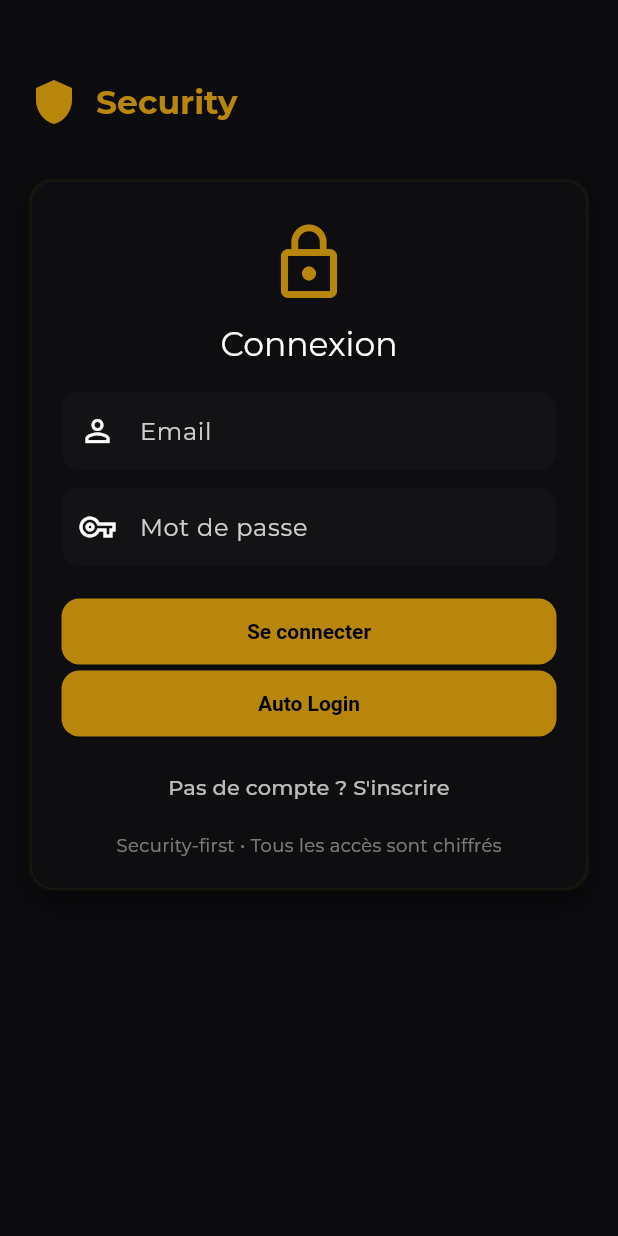
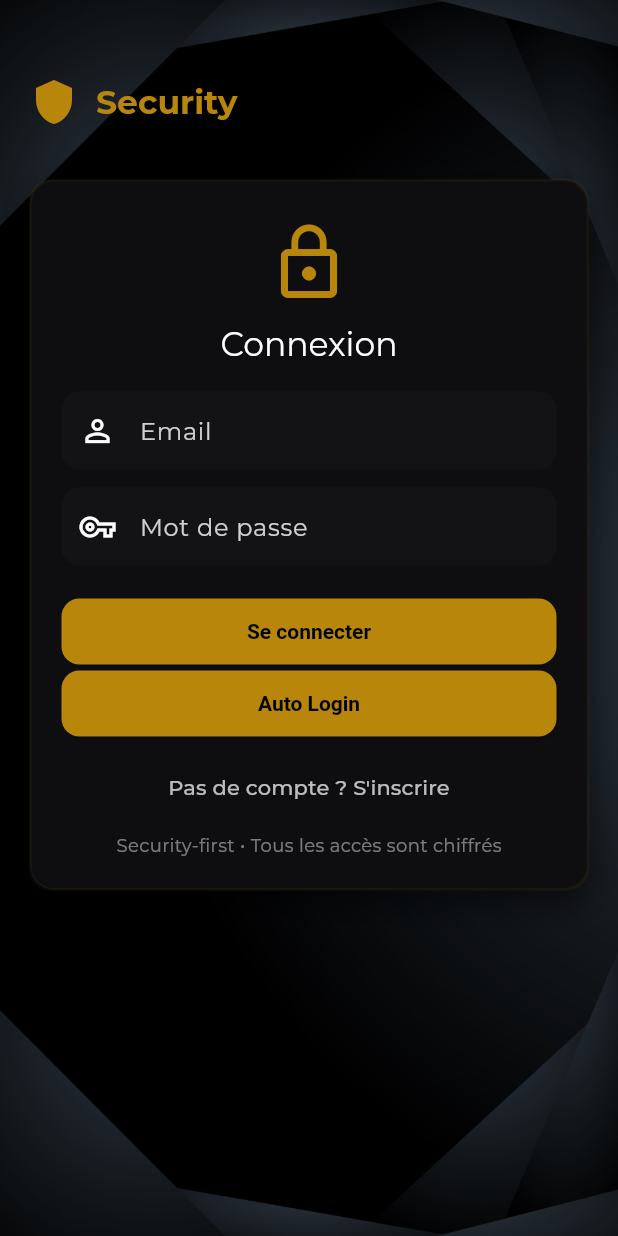
Before and after one commit to E-Rossignol/temporary_vault, a Flutter app: the screen it shows after launch, on a phone screen of 412 x 824 dp. Run offline on Flutter 3.47's test engine with Material 3 defaults, Android fonts, the phone set to English and light mode, and no system bars; our stand-ins replace cloud_firestore, firebase_auth, firebase_core, google_fonts, shared_preferences; accounts and stored records are empty.

Commit message:
[FEAT]: fix states handling and add background

```diff
--- a/lib/constants/theme.dart
+++ b/lib/constants/theme.dart
@@ -8,7 +8,10 @@ class AppTheme {
   static ThemeData themeData() {
     final base = ThemeData.dark();
     return base.copyWith(
-      scaffoldBackgroundColor: darkBackground,
+      // rendre le scaffold transparent afin que l'image de fond soit visible
+      scaffoldBackgroundColor: Colors.transparent,
+      // s'assurer que les surfaces par défaut n'obstruent pas l'arrière-plan
+      canvasColor: Colors.transparent,
       textTheme: GoogleFonts.montserratTextTheme(base.textTheme).apply(
         bodyColor: Colors.white,
         displayColor: Colors.white,
@@ -18,8 +21,9 @@ class AppTheme {
         secondary: darkGold.withOpacity(0.9),
         background: darkBackground,
       ),
-      appBarTheme: const AppBarTheme(
-        backgroundColor: Color(0xFF0B0B0D),
+      appBarTheme: AppBarTheme(
+        // appbar semi-transparent pour conserver lisibilité sans masquer totalement le fond
+        backgroundColor: Colors.black.withOpacity(0.35),
         elevation: 2,
         centerTitle: true,
       ),
--- a/lib/main.dart
+++ b/lib/main.dart
@@ -30,6 +30,29 @@ class MyApp extends StatelessWidget {
       title: 'Security — Temporary Vault',
       debugShowCheckedModeBanner: false,
       theme: AppTheme.themeData(), // thème centralisé
+      // builder global : on place l'image d'arrière-plan derrière le "child" de l'app
+      builder: (context, child) {
+        return Stack(
+          children: [
+            // image de fond couvrant tout l'écran
+            Positioned.fill(
+              child: Image.asset(
+                // --> utiliser le chemin tel que déclaré dans pubspec.yaml (ex: images/background.jpg)
+                'lib/constants/images/background.jpg',
+                fit: BoxFit.cover,
+              ),
+            ),
+            // contenu de l'application : s'assurer que le child n'ajoute pas une couleur de fond opaque
+            if (child != null)
+              Positioned.fill(
+                child: Container(
+                  color: Colors.transparent,
+                  child: child,
+                ),
+              ),
+          ],
+        );
+      },
       initialRoute: isLogged ? '/home' : '/signin',
       routes: {
         '/signin': (context) => const SignInPage(),
--- a/lib/pages/sign_up.dart
+++ b/lib/pages/sign_up.dart
@@ -26,10 +26,11 @@ class _SignUpPageState extends State<SignUpPage> {
       final prefs = await SharedPreferences.getInstance();
       final uid = cred.user?.uid ?? '';
       final email = cred.user?.email ?? _emailCtrl.text.trim();
+      await prefs.remove('clear_message');
       await prefs.setString('uid', uid);
       await prefs.setString('email', email);
       if (!mounted) return;
-      Navigator.pushReplacementNamed(context, '/home');
+      Navigator.pushReplacementNamed(context, '/new_vault');
       ScaffoldMessenger.of(context).showSnackBar(
         const SnackBar(content: Center(
           child: Text('Connecté'),
--- a/pubspec.yaml
+++ b/pubspec.yaml
@@ -68,9 +68,8 @@ flutter:
   uses-material-design: true
 
   # To add assets to your application, add an assets section, like this:
-  # assets:
-  #   - images/a_dot_burr.jpeg
-  #   - images/a_dot_ham.jpeg
+  assets:
+  - lib/constants/images/
 
   # An image asset can refer to one or more resolution-specific "variants", see
   # https://flutter.dev/to/resolution-aware-images
```
Also changed, not shown: lib/pages/home_page.dart (+8 -0 lines), lib/pages/new_vault_page.dart (+18 -2 lines), lib/constants/images/background.jpg (added).
